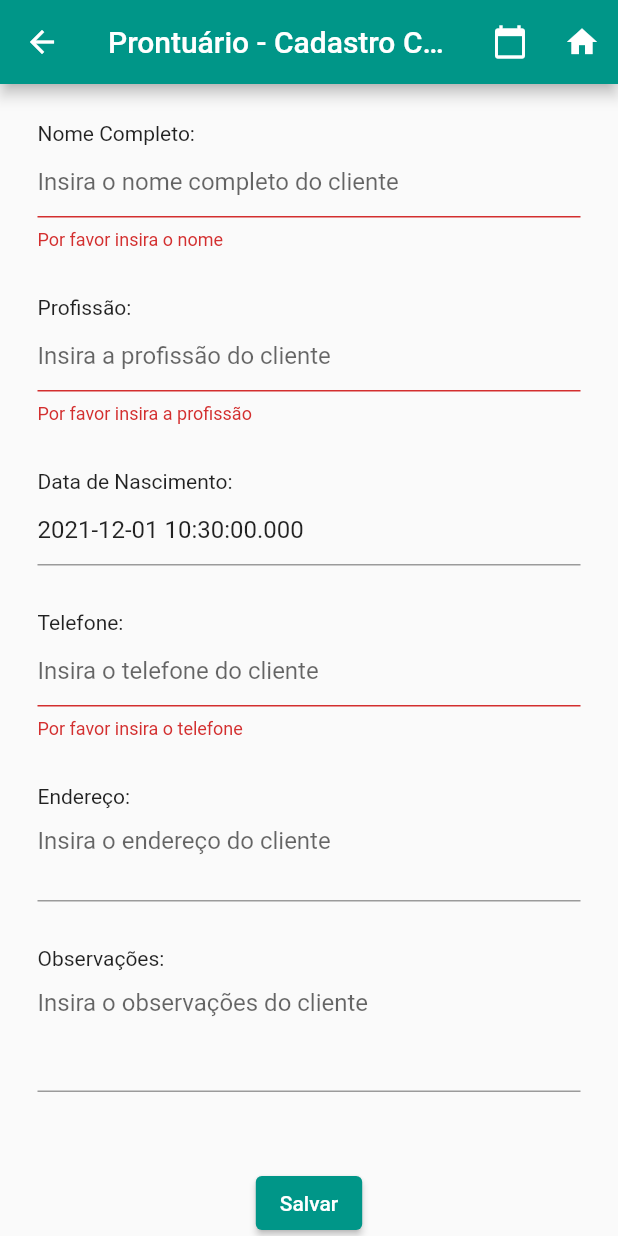
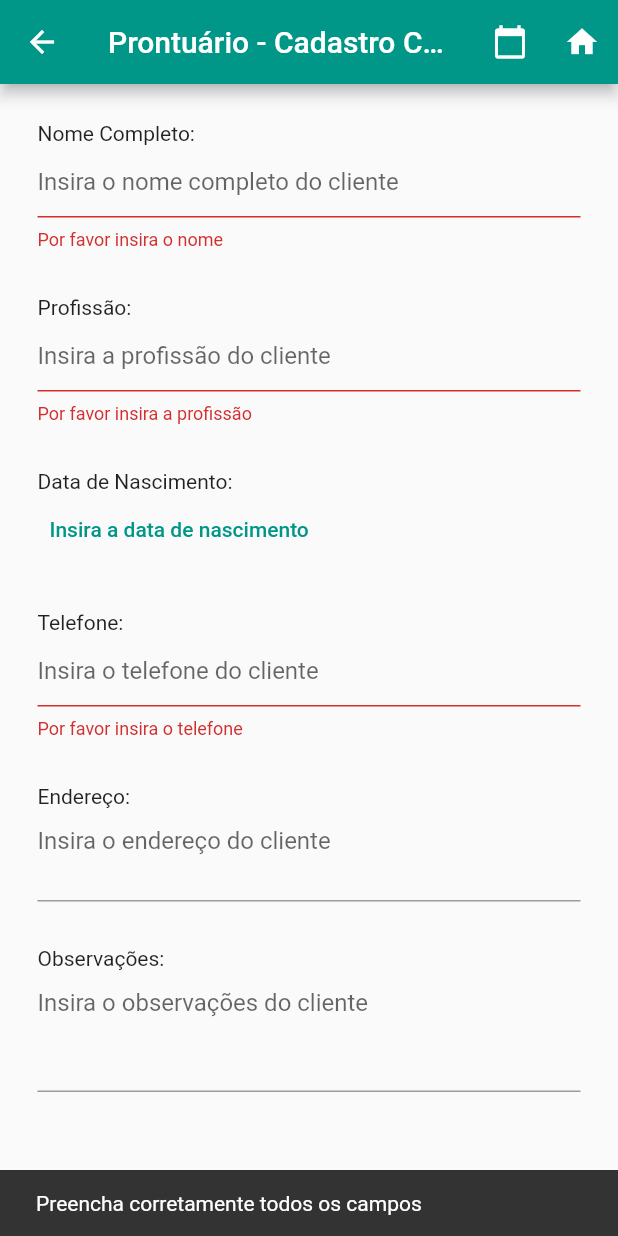
Before and after one commit to felipebeskow/Prontuario, a Flutter app: the CadastroCliente screen opened directly, after a tap on "Salvar", on a phone screen of 412 x 824 dp. Run offline on Flutter 3.47's test engine with Material 2 defaults, Android fonts, the light colour scheme and no system bars; our stand-ins replace cloud_firestore, firebase_auth, firebase_core, flutter_signin_button, google_sign_in; missing offline and left inert: cloud_firestore_web, firebase_analytics_web, firebase_auth_web, firebase_core_web, google_sign_in_web, loading_animations; accounts and stored records are empty.

Commit message:
ajuste data de nascimento tela de cadastro

```diff
--- a/lib/apresention/cadastro_cliente.dart
+++ b/lib/apresention/cadastro_cliente.dart
@@ -88,22 +88,8 @@ class _CadastroClienteState extends State<CadastroCliente> {
                   ),
                   const SizedBox(height: 30.0,),
                   const Text('Data de Nascimento:'),
-                  TextFormField(
-                    keyboardType: TextInputType.datetime,
-                    decoration: const InputDecoration(
-                      hintText: 'Insira a data de nascimento para poder calcular a idade'
-                    ),
-                    validator: (String? value){
-                      if ((value == null || value.isEmpty ) && value!.length < 8) {
-                        return 'Por favor insira a data de nascimento';
-                      }
-                      return null;
-                    },
-                    initialValue: (_clientes.populado) ? _clientes.dataNascimento.toString() : null,
-                    /*onChanged: (value){
-                      _clientes.dataNascimento = value;
-                    },*/
-                    onTap: (){
+                  TextButton(
+                    onPressed: (){
                       Future<DateTime?> selecionaData = showDatePicker(
                         context: context,
                         initialDate: DateTime.now(),
@@ -121,6 +107,7 @@ class _CadastroClienteState extends State<CadastroCliente> {
                         });
                       });
                     },
+                    child: (_clientes.validaDataNascimento()) ? Text(_clientes.dataNascimento.toString()) : Text('Insira a data de nascimento')
                   ),
                   const SizedBox(height: 30.0,),
                   const Text('Telefone:'),
@@ -172,7 +159,7 @@ class _CadastroClienteState extends State<CadastroCliente> {
                       child:
                       ElevatedButton(
                           onPressed: () async {
-                            if (_formKey.currentState!.validate()) {
+                            if (_formKey.currentState!.validate() && _clientes.validaDataNascimento()) {
                               String _message;
                               _message = await _clientes.save();
                               ScaffoldMessenger.of(context).showSnackBar(SnackBar(
@@ -186,6 +173,10 @@ class _CadastroClienteState extends State<CadastroCliente> {
                                         (Route<dynamic> route) => route is HomePage
                                 );
                               }
+                            } else {
+                              ScaffoldMessenger.of(context).showSnackBar(const SnackBar(
+                                  content: Text('Preencha corretamente todos os campos')
+                              ),);
                             }
                           },
                           child: const Text("Salvar"),
--- a/lib/control/clientes_controller.dart
+++ b/lib/control/clientes_controller.dart
@@ -9,7 +9,7 @@ class ClientesController {
   var _nome;
   var _profisao;
   var _telefone;
-  DateTime _dataNascimento = DateTime.now();
+  var _dataNascimento;
   var _endereco;
   var _obeservacoes;
   bool _populado = false;
@@ -65,6 +65,10 @@ class ClientesController {
       '\nObservações: ' + _obeservacoes;
   }
 
+  bool validaDataNascimento(){
+    return (_dataNascimento != null);
+  }
+
   Future<String> save() async {
     CollectionReference cliente = FirebaseFirestore.instance.collection('clientes');
 
```
Also changed, not shown: 1 other file.
